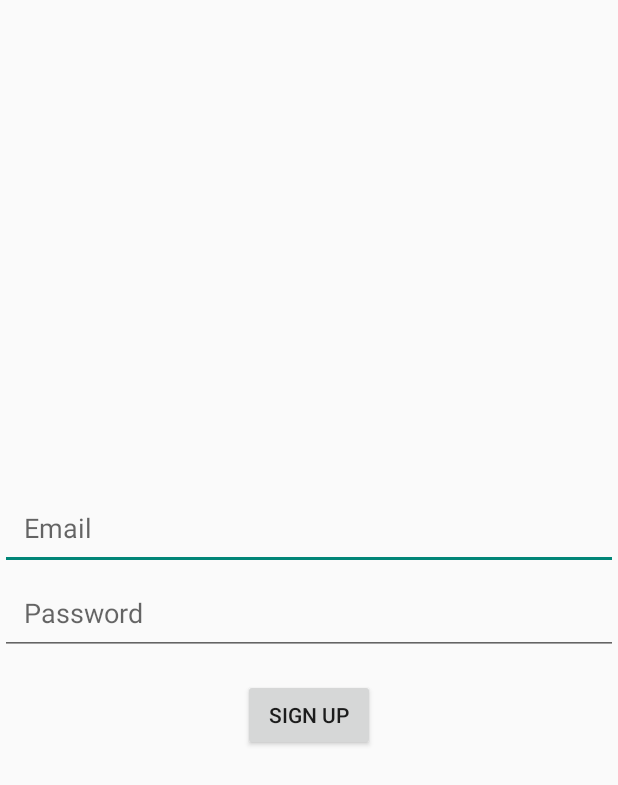
After one commit to snprajapati2/note_application, an Android app: the layout activity_sign_up.xml on its own in the app's theme, with its tools: preview values and no code run, on a phone screen of 412 x 824 dp. The commit adds this screen. Shown: the top 785 px of the screen. Run offline under Robolectric (Android 15) with nearby library versions, the phone set to English and light mode, and no system bars.

Commit message:
Second commit
Application upgrade UI

```diff
--- a/app/build.gradle.kts
+++ b/app/build.gradle.kts
@@ -1,6 +1,7 @@
 plugins {
     id("com.android.application")
     id("org.jetbrains.kotlin.android")
+    id("com.google.gms.google-services")
 }
 
 android {
@@ -44,6 +45,7 @@ dependencies {
     implementation("androidx.appcompat:appcompat:1.6.1")
     implementation("com.google.android.material:material:1.11.0")
     implementation("androidx.constraintlayout:constraintlayout:2.1.4")
+    implementation("com.google.firebase:firebase-auth:22.3.1")
     testImplementation("junit:junit:4.13.2")
     androidTestImplementation("androidx.test.ext:junit:1.1.5")
     androidTestImplementation("androidx.test.espresso:espresso-core:3.5.1")
--- a/app/src/main/AndroidManifest.xml
+++ b/app/src/main/AndroidManifest.xml
@@ -13,6 +13,9 @@
         android:theme="@style/Theme.AppCompat.DayNight.DarkActionBar"
         tools:targetApi="31">
         <activity
+            android:name=".SignUpActivity"
+            android:exported="false" />
+        <activity
             android:name=".NoteEditorActivity"
             android:exported="false" />
         <activity
--- a/app/src/main/java/com/example/notetakingapplication/MainActivity.kt
+++ b/app/src/main/java/com/example/notetakingapplication/MainActivity.kt
@@ -19,6 +19,8 @@ class MainActivity : AppCompatActivity() {
 
     private lateinit var listView: ListView
     private lateinit var arrayAdapter: ArrayAdapter<String>
+
+
 
     override fun onCreateOptionsMenu(menu: Menu): Boolean {
         menuInflater.inflate(R.menu.add_note_menu, menu)
--- a/app/src/main/res/layout/activity_main.xml
+++ b/app/src/main/res/layout/activity_main.xml
@@ -24,7 +24,7 @@
         android:layout_width="391dp"
         android:layout_height="58dp"
         android:gravity="center_horizontal"
-        android:text="NTA"
+        android:text="My Notes"
         android:textColor="@android:color/holo_green_dark"
         android:textSize="30sp"
         app:layout_constraintBottom_toTopOf="@+id/listView"
--- /dev/null
+++ b/app/src/main/res/layout/activity_sign_up.xml
@@ -0,0 +1,38 @@
+<?xml version="1.0" encoding="utf-8"?>
+<LinearLayout
+    xmlns:android="http://schemas.android.com/apk/res/android"
+    xmlns:app="http://schemas.android.com/apk/res-auto"
+    xmlns:tools="http://schemas.android.com/tools"
+    android:layout_width="match_parent"
+    android:layout_height="match_parent"
+    android:orientation="vertical"
+    android:gravity="center"
+    tools:context=".SignUpActivity">
+
+    <EditText
+        android:id="@+id/emailEditText"
+        android:layout_width="match_parent"
+        android:layout_height="wrap_content"
+        android:hint="Email"
+        android:inputType="textEmailAddress"
+        android:padding="16dp"
+        />
+
+    <EditText
+        android:id="@+id/passwordEditText"
+        android:layout_width="match_parent"
+        android:layout_height="wrap_content"
+        android:hint="Password"
+        android:inputType="textPassword"
+        android:padding="16dp"
+        />
+
+    <Button
+        android:id="@+id/signupButton"
+        android:layout_width="wrap_content"
+        android:layout_height="wrap_content"
+        android:text="Sign Up"
+        android:layout_marginTop="16dp"
+        />
+
+</LinearLayout>
--- a/build.gradle.kts
+++ b/build.gradle.kts
@@ -1,3 +1,8 @@
+buildscript {
+    dependencies {
+        classpath("com.google.gms:google-services:4.4.1")
+    }
+}
 // Top-level build file where you can add configuration options common to all sub-projects/modules.
 plugins {
     id("com.android.application") version "8.2.1" apply false
```
Also changed, not shown: app/src/main/java/com/example/notetakingapplication/SignUpActivity.kt (added, +47 -0 lines), 1 other file.
